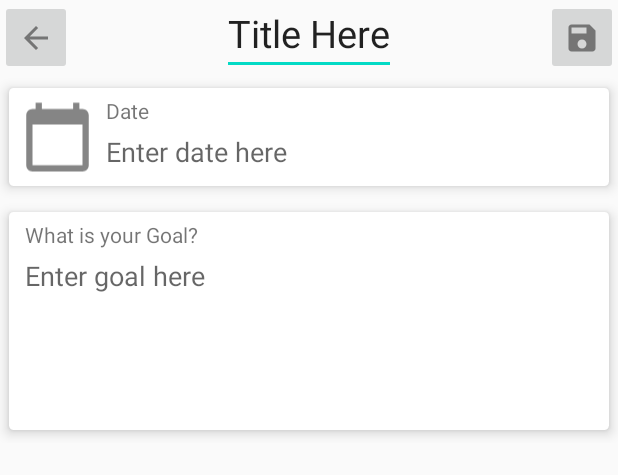
After one commit to Gsoetan/BudgyReceipt, an Android app: the layout activity_goals.xml on its own in the app's theme, with its tools: preview values and no code run, on a phone screen of 412 x 824 dp. The commit adds this screen. Shown: the top 475 px of the screen. Run offline under Robolectric (Android 15) with nearby library versions, the phone set to English and light mode, and no system bars.

Commit message:
Add files via upload

```diff
--- /dev/null
+++ b/BudgyReceipt/app/src/main/res/layout/activity_goals.xml
@@ -0,0 +1,145 @@
+<?xml version="1.0" encoding="utf-8"?>
+<androidx.constraintlayout.widget.ConstraintLayout xmlns:android="http://schemas.android.com/apk/res/android"
+    xmlns:app="http://schemas.android.com/apk/res-auto"
+    xmlns:tools="http://schemas.android.com/tools"
+    android:layout_width="match_parent"
+    android:layout_height="match_parent">
+
+    <GridLayout
+        android:id="@+id/item_title"
+        android:layout_width="match_parent"
+        android:layout_height="50dp"
+        android:columnCount="4"
+        android:rowCount="1"
+        app:layout_constraintBottom_toTopOf="@+id/scrollView2"
+        app:layout_constraintEnd_toEndOf="parent"
+        app:layout_constraintHorizontal_bias="0.0"
+        app:layout_constraintStart_toStartOf="parent"
+        app:layout_constraintTop_toTopOf="parent">
+
+        <ImageButton
+            android:id="@+id/HButton"
+            android:layout_width="wrap_content"
+            android:layout_height="match_parent"
+            android:src="@drawable/ic_action_back" />
+
+        <EditText
+            android:id="@+id/merchant"
+            android:layout_width="wrap_content"
+            android:layout_height="wrap_content"
+            android:layout_columnSpan="2"
+            android:layout_gravity="center_horizontal"
+            android:text="Title Here"
+            android:textSize="25sp" />
+
+        <ImageButton
+            android:id="@+id/saveButton"
+            android:layout_width="wrap_content"
+            android:layout_height="match_parent"
+            android:onClick="saveData"
+            android:src="@drawable/ic_action_save" />
+    </GridLayout>
+
+    <ScrollView
+        android:id="@+id/scrollView2"
+        android:layout_width="match_parent"
+        android:layout_height="wrap_content"
+        app:layout_constraintEnd_toEndOf="parent"
+        app:layout_constraintStart_toStartOf="parent"
+        app:layout_constraintTop_toBottomOf="@id/item_title">
+
+        <LinearLayout
+            android:layout_width="match_parent"
+            android:layout_height="wrap_content"
+            android:orientation="vertical">
+
+            <androidx.cardview.widget.CardView
+                android:id="@+id/dateCard"
+                android:layout_width="match_parent"
+                android:layout_height="wrap_content"
+                app:cardBackgroundColor="#fff"
+                app:cardCornerRadius="3dp"
+                app:cardElevation="5dp"
+                app:cardUseCompatPadding="true">
+
+                <LinearLayout
+                    android:layout_width="match_parent"
+                    android:layout_height="wrap_content"
+                    android:orientation="horizontal"
+                    android:padding="5dp">
+
+                    <ImageView
+                        android:layout_width="50dp"
+                        android:layout_height="match_parent"
+                        android:layout_margin="2dp"
+                        android:src="@drawable/ic_action_calendar" />
+                    <!-- Where the resulting text will appear -->
+                    <LinearLayout
+                        android:layout_width="wrap_content"
+                        android:layout_height="wrap_content"
+                        android:orientation="vertical">
+
+                        <TextView
+                            android:layout_width="wrap_content"
+                            android:layout_height="wrap_content"
+                            android:layout_marginLeft="5dp"
+                            android:text="Date" />
+
+                        <EditText
+                            android:id="@+id/date"
+                            android:layout_width="wrap_content"
+                            android:layout_height="wrap_content"
+                            android:autoLink="all"
+                            android:background="@null"
+                            android:hint="Enter date here"
+                            android:padding="5dp" />
+                    </LinearLayout>
+                </LinearLayout>
+            </androidx.cardview.widget.CardView>
+
+            <androidx.cardview.widget.CardView
+                android:id="@+id/goalCard"
+                android:layout_width="match_parent"
+                android:layout_height="wrap_content"
+                app:cardBackgroundColor="#fff"
+                app:cardCornerRadius="3dp"
+                app:cardElevation="5dp"
+                app:cardUseCompatPadding="true">
+
+                <LinearLayout
+                    android:layout_width="394dp"
+                    android:layout_height="145dp"
+                    android:orientation="horizontal"
+                    android:padding="5dp">
+
+
+                    <!-- Where the resulting text will appear -->
+                    <LinearLayout
+                        android:layout_width="wrap_content"
+                        android:layout_height="wrap_content"
+                        android:orientation="vertical">
+
+                        <TextView
+                            android:layout_width="wrap_content"
+                            android:layout_height="wrap_content"
+                            android:layout_marginLeft="5dp"
+                            android:text="What is your Goal?" />
+
+                        <EditText
+                            android:id="@+id/total"
+                            android:layout_width="wrap_content"
+                            android:layout_height="wrap_content"
+                            android:autoLink="all"
+                            android:background="@null"
+                            android:hint="Enter goal here"
+                            android:padding="5dp" />
+                    </LinearLayout>
+                </LinearLayout>
+            </androidx.cardview.widget.CardView>
+
+
+        </LinearLayout>
+    </ScrollView>
+
+
+</androidx.constraintlayout.widget.ConstraintLayout>
```
Also changed, not shown: BudgyReceipt/app/src/main/res/layout/activity_about.xml (added, +49 -0 lines), BudgyReceipt/app/src/main/res/layout/activity_main.xml (+26 -2 lines), BudgyReceipt/app/src/main/res/layout/activity_overview.xml (+7 -5 lines), BudgyReceipt/app/src/main/res/layout/nav_header_main.xml (added, +35 -0 lines).
